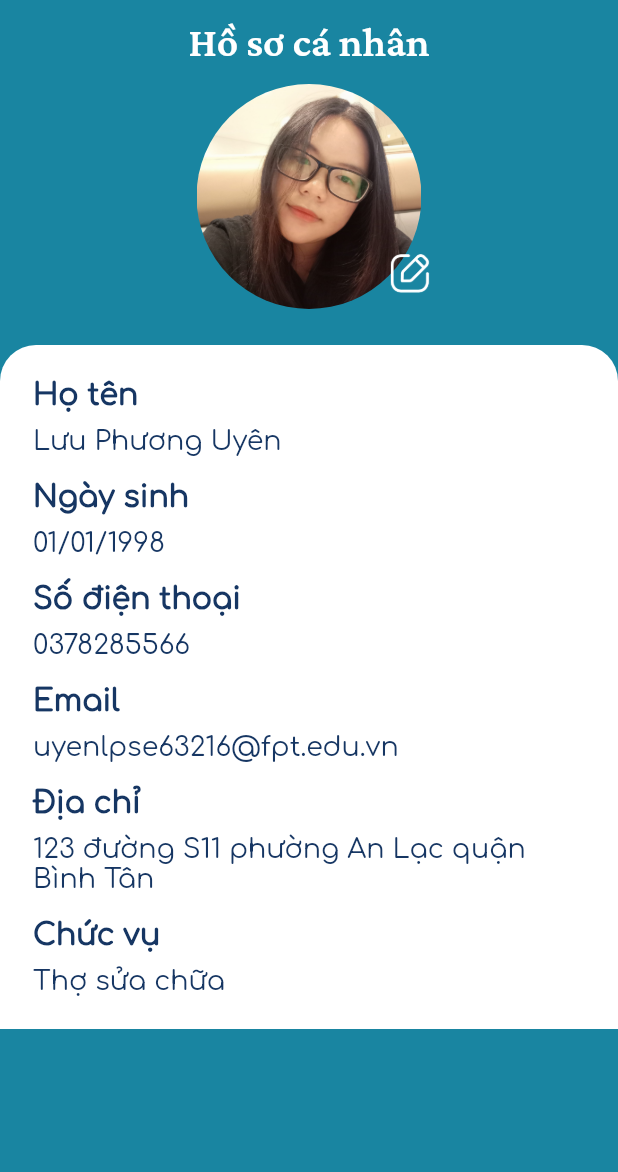
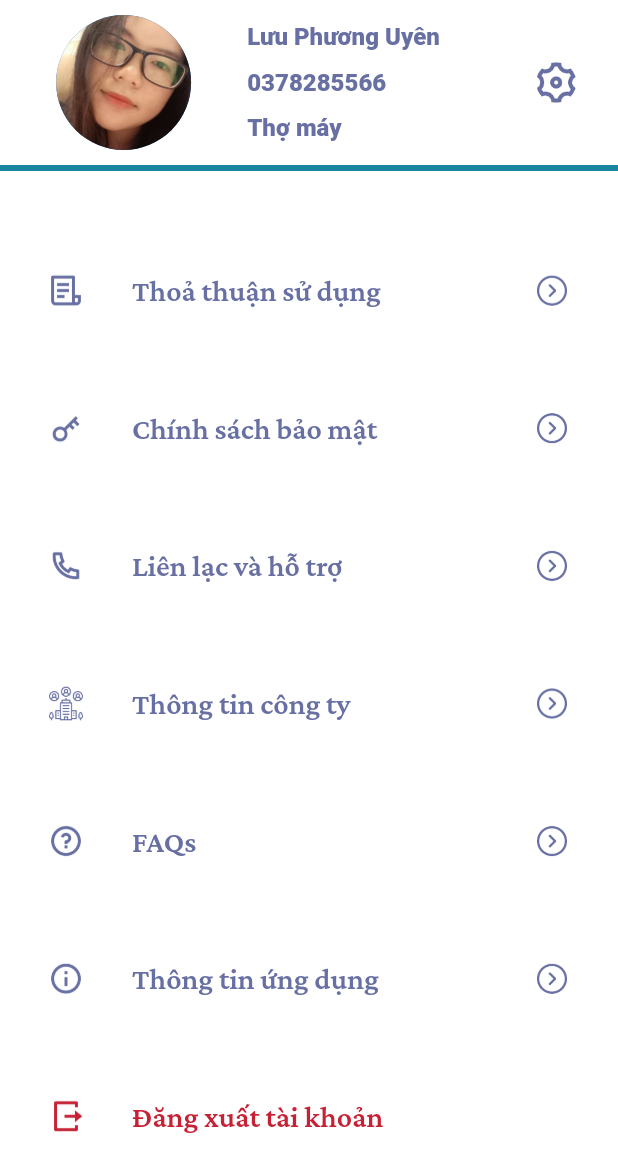
Before and after one commit to rentaneko/acs_system, a Flutter app: the ProfileScreen screen opened directly, on a phone screen of 412 x 824 dp. Shown: the top 1172 px of the screen. Run offline on Flutter 3.47's test engine with Material 2 defaults, Android fonts, the phone set to English and light mode, and no system bars; our stand-ins replace get, introduction_screen; missing offline and left inert: pandabar.

Commit message:
update ver 0.0.7
- thay đổi UI
- thêm page category
- bỏ page setting
- thêm icons

```diff
--- a/lib/screens/profile_screen.dart
+++ b/lib/screens/profile_screen.dart
@@ -11,111 +11,84 @@ class ProfileScreen extends StatelessWidget {
       child: Scaffold(
         backgroundColor: ACSColors.primary,
         extendBody: true,
-        appBar: AppBar(
-          automaticallyImplyLeading: false,
-          title: const Text(
-            'Hồ sơ cá nhân',
-            style: ACSTyphoghraphy.titleAppbar,
+        appBar: PreferredSize(
+          preferredSize: const Size.fromHeight(110),
+          child: Container(
+            padding: const EdgeInsets.symmetric(vertical: 4),
+            color: ACSColors.white,
+            child: Row(
+              crossAxisAlignment: CrossAxisAlignment.center,
+              mainAxisAlignment: MainAxisAlignment.center,
+              children: [
+                Expanded(
+                  flex: 2,
+                  child: Container(
+                    padding: const EdgeInsets.all(6),
+                    decoration: BoxDecoration(
+                      shape: BoxShape.circle,
+                      color: ACSColors.white.withOpacity(0.5),
                     ),
-          centerTitle: true,
-          elevation: 0,
-          backgroundColor: Colors.transparent,
-        ),
-        body: SingleChildScrollView(
-          child: Column(
-            crossAxisAlignment: CrossAxisAlignment.center,
-            children: [
-              Stack(
-                children: [
-                  Center(
-                    child: Container(
-                      height: 150,
-                      width: 150,
-                      decoration: BoxDecoration(
-                          borderRadius: BorderRadius.circular(100)),
-                      child: ClipRRect(
-                        child: Image.asset('assets/images/avatar.jpg'),
-                        borderRadius: BorderRadius.circular(100),
+                    child: const CircleAvatar(
+                      backgroundImage: AssetImage('assets/images/avatar.jpg'),
+                      radius: 74,
                     ),
                   ),
                 ),
-                  Positioned(
-                    bottom: 0,
-                    right: 115,
+                Expanded(
+                  flex: 2,
+                  child: Column(
+                    crossAxisAlignment: CrossAxisAlignment.start,
+                    mainAxisAlignment: MainAxisAlignment.spaceEvenly,
+                    children: const [
+                      Text('Lưu Phương Uyên',
+                          style: ACSTyphoghraphy.profileTitle),
+                      Text('0378285566', style: ACSTyphoghraphy.profileTitle),
+                      Text('Thợ máy', style: ACSTyphoghraphy.profileTitle),
+                    ],
+                  ),
+                ),
+                Expanded(
+                  flex: 1,
                   child: IconButton(
                       onPressed: () {},
                       icon: Image.asset(
-                        'assets/icons/edit-square.png',
-                        height: 30,
-                        width: 30,
-                        color: ACSColors.white,
+                        'assets/icons/setting.png',
+                        color: ACSColors.secondaryText,
+                      )),
+                ),
+              ],
             ),
           ),
         ),
-                ],
-              ),
-              const SizedBox(height: 24),
-              Container(
-                padding: const EdgeInsets.all(22),
-                width: double.infinity,
-                decoration: const BoxDecoration(
+        body: Container(
           color: ACSColors.white,
-                  borderRadius: BorderRadius.vertical(top: Radius.circular(24)),
-                ),
+          padding: const EdgeInsets.all(16),
+          margin: const EdgeInsets.only(top: 4),
           child: Column(
             crossAxisAlignment: CrossAxisAlignment.start,
+            mainAxisAlignment: MainAxisAlignment.spaceEvenly,
             children: [
-                    Text(
-                      'Họ tên',
-                      style:
-                          ACSTyphoghraphy.confirmHeading.copyWith(fontSize: 20),
+              _profileListTitle(
+                  'assets/icons/argee.png', 'Thoả thuận sử dụng', () {}),
+              _profileListTitle(
+                  'assets/icons/key.png', 'Chính sách bảo mật', () {}),
+              _profileListTitle(
+                  'assets/icons/phone.png', 'Liên lạc và hỗ trợ', () {}),
+              _profileListTitle(
+                  'assets/icons/corporate.png', 'Thông tin công ty  ', () {}),
+              _profileListTitle('assets/icons/faqs.png', 'FAQs', () {}),
+              _profileListTitle(
+                  'assets/icons/information.png', 'Thông tin ứng dụng', () {}),
+              ListTile(
+                leading: Image.asset(
+                  'assets/icons/log-out.png',
+                  height: 24,
+                  width: 24,
                 ),
-                    const SizedBox(height: 10),
-                    Text('Lưu Phương Uyên', style: ACSTyphoghraphy.heading1),
-                    const SizedBox(height: 16),
-                    Text(
-                      'Ngày sinh',
-                      style:
-                          ACSTyphoghraphy.confirmHeading.copyWith(fontSize: 20),
-                    ),
-                    const SizedBox(height: 10),
-                    Text('01/01/1998', style: ACSTyphoghraphy.heading1),
-                    const SizedBox(height: 16),
-                    Text(
-                      'Số điện thoại',
-                      style:
-                          ACSTyphoghraphy.confirmHeading.copyWith(fontSize: 20),
-                    ),
-                    const SizedBox(height: 10),
-                    Text('0378285566', style: ACSTyphoghraphy.heading1),
-                    const SizedBox(height: 16),
-                    Text(
-                      'Email',
-                      style:
-                          ACSTyphoghraphy.confirmHeading.copyWith(fontSize: 20),
-                    ),
-                    const SizedBox(height: 10),
-                    Text('uyenlpse63216@fpt.edu.vn',
-                        style: ACSTyphoghraphy.heading1),
-                    const SizedBox(height: 16),
-                    Text(
-                      'Địa chỉ',
-                      style:
-                          ACSTyphoghraphy.confirmHeading.copyWith(fontSize: 20),
-                    ),
-                    SizedBox(height: 10),
-                    Text('123 đường S11 phường An Lạc quận Bình Tân',
-                        style: ACSTyphoghraphy.heading1),
-                    const SizedBox(height: 16),
-                    Text(
-                      'Chức vụ',
-                      style:
-                          ACSTyphoghraphy.confirmHeading.copyWith(fontSize: 20),
-                    ),
-                    const SizedBox(height: 10),
-                    Text('Thợ sửa chữa', style: ACSTyphoghraphy.heading1),
-                  ],
-                ),
+                title: Text('Đăng xuất tài khoản',
+                    style: ACSTyphoghraphy.listTitle
+                        .copyWith(color: Color.fromRGBO(198, 33, 53, 1))),
+                onTap: () {},
               ),
             ],
           ),
@@ -123,4 +96,24 @@ class ProfileScreen extends StatelessWidget {
       ),
     );
   }
+
+  Widget _profileListTitle(
+      String iconUrl, String title, VoidCallback function) {
+    return ListTile(
+      trailing: Image.asset(
+        'assets/icons/arrow-right.png',
+        color: ACSColors.secondaryText,
+        height: 24,
+        width: 24,
+      ),
+      leading: Image.asset(
+        iconUrl,
+        color: ACSColors.secondaryText,
+        height: 24,
+        width: 24,
+      ),
+      title: Text(title, style: ACSTyphoghraphy.listTitle),
+      onTap: function,
+    );
   }
+}
--- a/lib/styles/acs_typhoghraphy.dart
+++ b/lib/styles/acs_typhoghraphy.dart
@@ -17,6 +17,13 @@ class ACSTyphoghraphy {
 
   static const TextStyle stepNumber = TextStyle(
     color: ACSColors.white,
+    fontSize: 18,
+    fontFamily: 'Roboto',
+    fontWeight: FontWeight.w800,
+  );
+
+  static const TextStyle profileTitle = TextStyle(
+    color: ACSColors.secondaryText,
     fontSize: 16,
     fontFamily: 'Roboto',
     fontWeight: FontWeight.w800,
@@ -73,7 +80,7 @@ class ACSTyphoghraphy {
 
   static const TextStyle listTitle = TextStyle(
     fontFamily: 'CrimsonPro-SemiBold',
-    fontSize: 24,
+    fontSize: 20,
     color: ACSColors.secondaryText,
   );
 }
```
Also changed, not shown: lib/screens/build_nav_bar.dart (+8 -8 lines), lib/screens/category_screen.dart (added, +12 -0 lines), lib/screens/setting_screen.dart (deleted, +0 -89 lines), assets/icons/argee.png (added), assets/icons/corporate.png (added), assets/icons/faqs.png (added), assets/icons/information.png (added), assets/icons/key.png (added), assets/icons/log-out.png (added), assets/icons/phone.png (added). Lines whose indentation alone changed are shown as unchanged.
